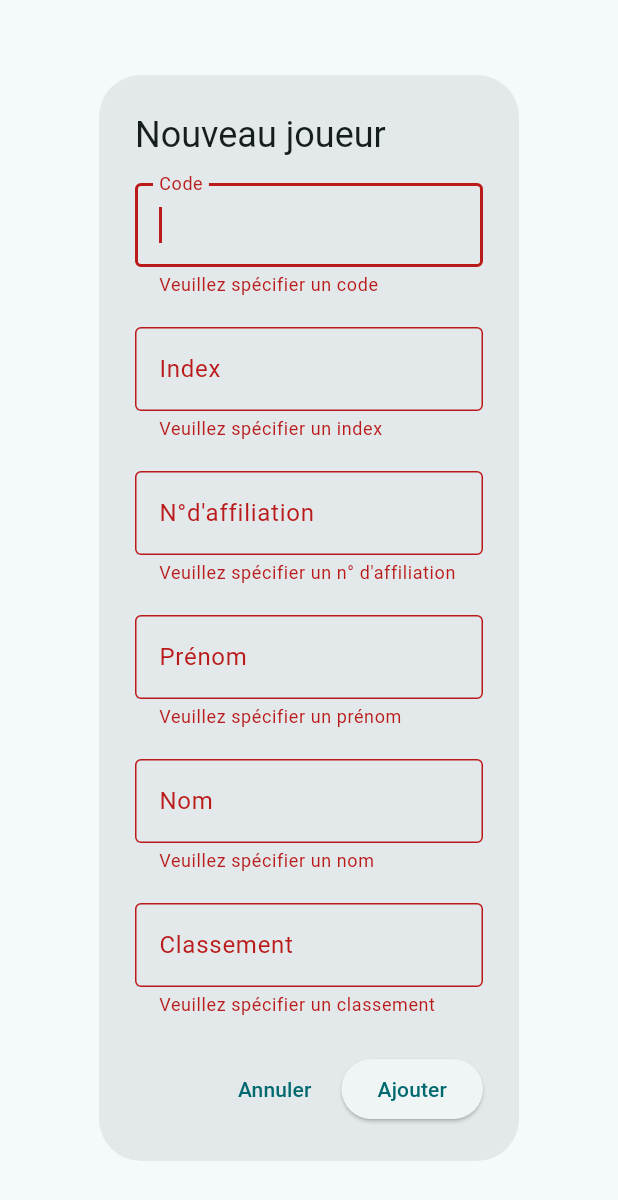
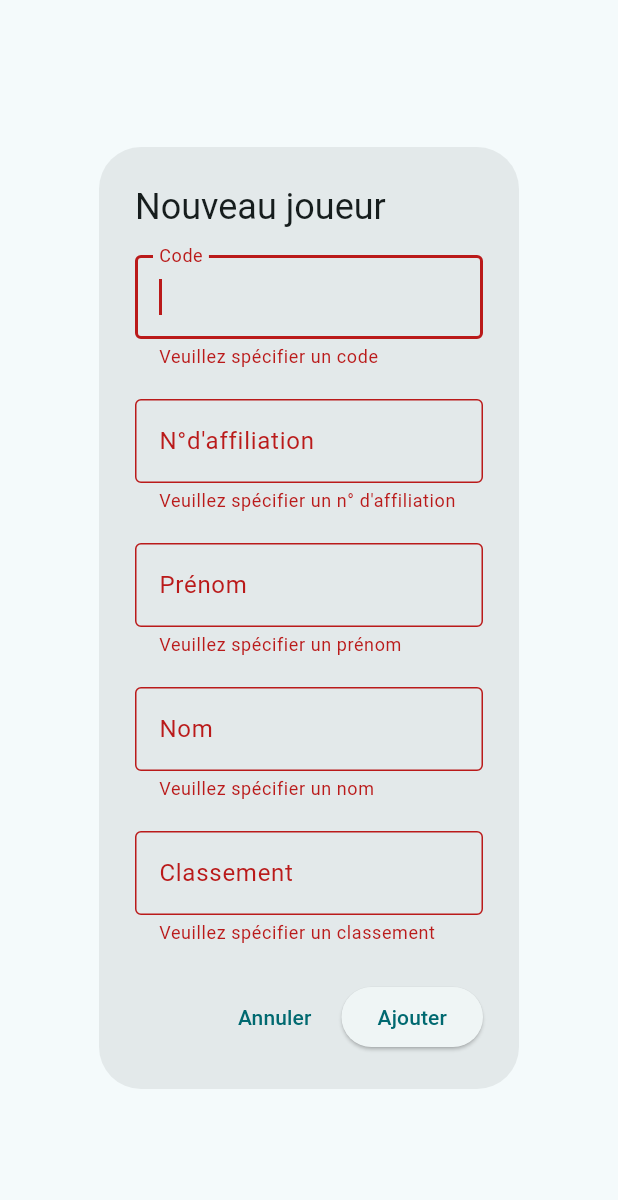
Before and after one commit to eppeque/cttw_selection, a Flutter app: the AddPlayerDialog widget shown alone on an empty page, opened directly, after a tap on "Ajouter", on a phone screen of 412 x 824 dp. Shown: the top 1200 px of the screen. Run offline on Flutter 3.47's test engine with Material 2 defaults, Android fonts, the phone set to English and light mode, and no system bars; our stand-ins replace cloud_firestore, firebase_core, shared_preferences; accounts and stored records are empty; Roboto replaces fonts that are missing (Zen Kaku Gothic Antique); statements that could not run were skipped.

Commit message:
Removing the index field

```diff
--- a/lib/src/players_listing/add_player_dialog.dart
+++ b/lib/src/players_listing/add_player_dialog.dart
@@ -23,7 +23,6 @@ class _AddPlayerDialogState extends State<AddPlayerDialog> {
 
   // Les données fournies dans le formulaire
   String _id = ''; // l'ID
-  String _index = ''; // L'index
   String _affiliation = ''; // Le n° d'affiliation
   String _firstName = ''; // Le prénom
   String _lastName = ''; // Le nom
@@ -35,7 +34,6 @@ class _AddPlayerDialogState extends State<AddPlayerDialog> {
 
     if (widget.isPlayerSet) {
       _id = widget.player!.id.toString();
-      _index = widget.player!.index.toString();
       _affiliation = widget.player!.affiliation.toString();
       _firstName = widget.player!.firstName;
       _lastName = widget.player!.lastName;
@@ -103,21 +101,6 @@ class _AddPlayerDialogState extends State<AddPlayerDialog> {
               autofocus: true,
               keyboardType: TextInputType.number,
               validator: (value) => _validateIntValue(value, 'code'),
-            ),
-
-            const SizedBox(height: 20.0),
-
-            // Le champ index
-            TextFormField(
-              decoration: const InputDecoration(
-                label: Text('Index'),
-                border: OutlineInputBorder(),
-              ),
-              initialValue: _index,
-              onChanged: (value) => setState(() => _index = value),
-              readOnly: widget.isPlayerSet,
-              keyboardType: TextInputType.number,
-              validator: (value) => _validateIntValue(value, 'index'),
             ),
 
             const SizedBox(height: 20.0),
@@ -196,7 +179,9 @@ class _AddPlayerDialogState extends State<AddPlayerDialog> {
               // Création du joueur à ajouter ou modifier dans la base de données
               final newPlayer = Player(
                 id: int.parse(_id),
-                index: int.parse(_index),
+                // Si le joueur est créé, l'index sera calculé par l'algorithme de calcul des index
+                // Si le joueur est modifié, l'index ne sera pas calculé, c'est pourquoi il faut donner l'ancien index
+                index: widget.player?.id ?? 0,
                 affiliation: int.parse(_affiliation),
                 firstName: _firstName,
                 lastName: _lastName,
--- a/lib/src/players_listing/players_listing_view.dart
+++ b/lib/src/players_listing/players_listing_view.dart
@@ -44,7 +44,7 @@ class PlayersListingView extends StatelessWidget {
               title: Text(
                 '${player.firstName} ${player.lastName.toUpperCase()}',
               ),
-              subtitle: Text(
+              subtitle: SelectableText(
                 "N°d'affiliation : ${player.affiliation}\nIndex : ${player.index}",
               ),
               trailing: Text(player.ranking),
```
